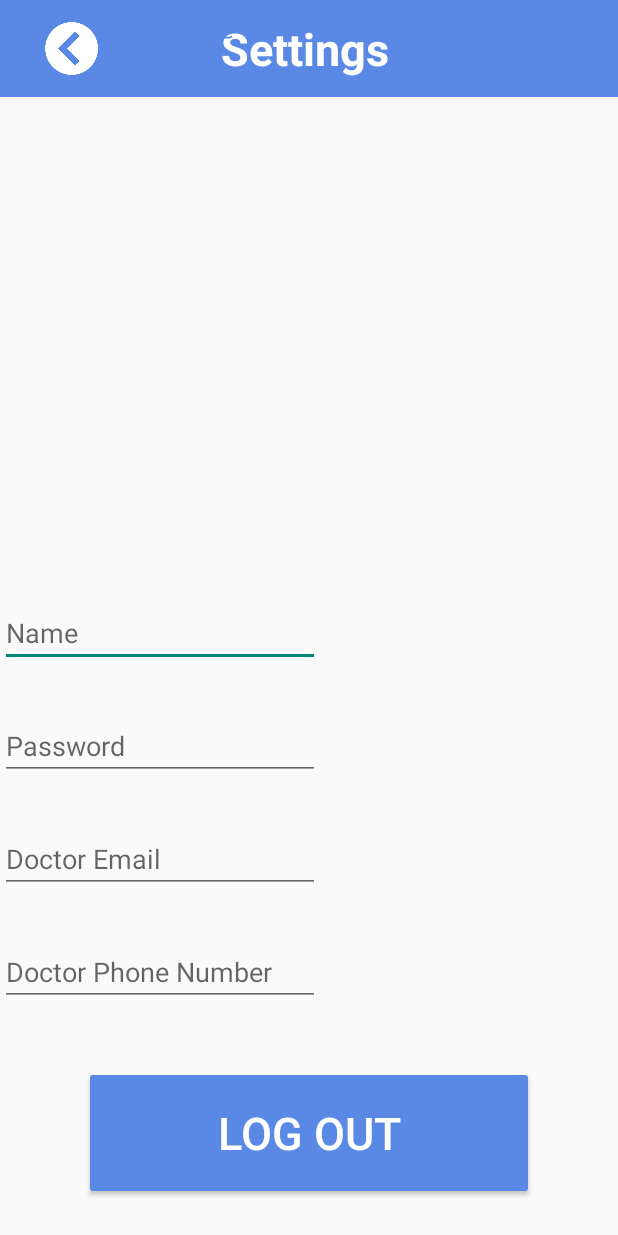
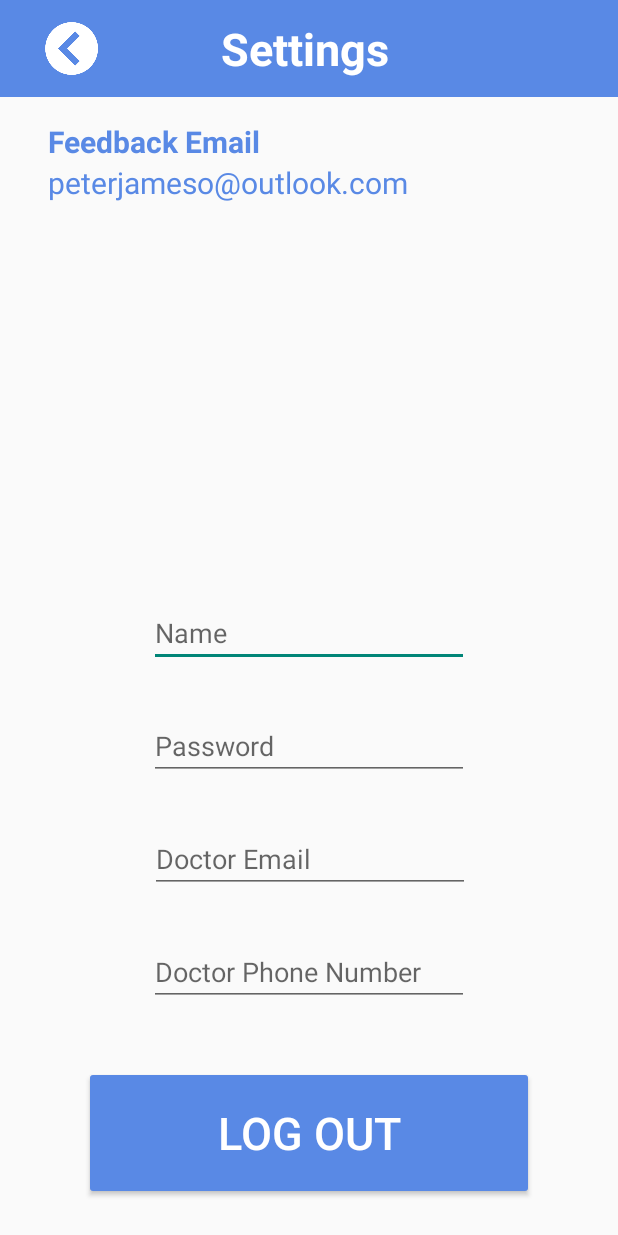
Before and after one commit to PeterJamesO/Diabuddy, an Android app: the settingMenu screen opened directly, with no data from a screen before it, on a phone screen of 412 x 824 dp. Run offline under Robolectric (Android 15) with nearby library versions, the phone set to English and light mode, and no system bars.

Commit message:
Settings layout and constraints updated.

```diff
--- a/app/src/main/java/whsct/test/newNote.java
+++ b/app/src/main/java/whsct/test/newNote.java
@@ -14,12 +14,15 @@ import android.widget.EditText;
 import java.text.DateFormat;
 import java.text.SimpleDateFormat;
 import java.util.Date;
+import java.util.List;
 import java.util.Locale;
 
 
 public class newNote extends AppCompatActivity {
     private EditText username;
     private EditText content;
+    private DataSource dataSource;
+    private List<UserData> users;
 
     @Override
     protected void onCreate(Bundle savedInstanceState) {
@@ -29,6 +32,10 @@ public class newNote extends AppCompatActivity {
 
         username = (EditText) findViewById(R.id.nameText);
         content = (EditText) findViewById(R.id.contentText);
+
+        dataSource = new DataSource(this);
+        dataSource.open();
+        users = dataSource.getAllUsers();
 
     }
 
@@ -46,7 +53,7 @@ public class newNote extends AppCompatActivity {
 
         Intent email = new Intent(android.content.Intent.ACTION_SEND);
         email.setType("message/rfc822");
-        email.putExtra(Intent.EXTRA_EMAIL, new String[]{"peterjameso@outlook.com"});
+        email.putExtra(Intent.EXTRA_EMAIL, new String[]{users.get(0).getEmail()});
         email.putExtra(Intent.EXTRA_SUBJECT, "Note from " + username.getText().toString() + " - " + date);
         email.putExtra(android.content.Intent.EXTRA_TEXT, "Username:" + username.getText().toString() + "\nContent: " + content.getText().toString());
         startActivity(email);
--- a/app/src/main/res/layout/setting_menu.xml
+++ b/app/src/main/res/layout/setting_menu.xml
@@ -32,10 +32,10 @@
         android:textColor="#5989e5"
         android:textSize="20sp"
         android:textStyle="bold"
-        android:layout_marginBottom="4dp"
-        app:layout_constraintBottom_toTopOf="@+id/emailContent"
         android:layout_marginLeft="32dp"
-        app:layout_constraintLeft_toLeftOf="parent" />
+        app:layout_constraintLeft_toLeftOf="parent"
+        android:layout_marginTop="16dp"
+        app:layout_constraintTop_toBottomOf="@+id/textView5" />
 
     <TextView
         android:id="@+id/emailContent"
@@ -46,7 +46,8 @@
         android:textSize="20sp"
         android:layout_marginLeft="0dp"
         app:layout_constraintLeft_toLeftOf="@+id/emailText"
-        tools:layout_editor_absoluteY="101dp" />
+        android:layout_marginTop="0dp"
+        app:layout_constraintTop_toBottomOf="@+id/emailText" />
 
     <Button
         android:id="@+id/logoutButton"
@@ -92,7 +93,10 @@
         android:hint="Name"
         android:inputType="textPersonName"
         app:layout_constraintBottom_toTopOf="@+id/passwordSettings"
-        tools:layout_editor_absoluteX="71dp" />
+        android:layout_marginLeft="8dp"
+        app:layout_constraintLeft_toLeftOf="parent"
+        android:layout_marginRight="8dp"
+        app:layout_constraintRight_toRightOf="parent" />
 
     <EditText
         android:id="@+id/passwordSettings"
@@ -101,9 +105,12 @@
         android:ems="10"
         android:hint="Password"
         android:inputType="textPassword"
-        tools:layout_editor_absoluteX="71dp"
         android:layout_marginBottom="30dp"
-        app:layout_constraintBottom_toTopOf="@+id/docEmailSettings" />
+        app:layout_constraintBottom_toTopOf="@+id/docEmailSettings"
+        android:layout_marginLeft="8dp"
+        app:layout_constraintLeft_toLeftOf="parent"
+        android:layout_marginRight="8dp"
+        app:layout_constraintRight_toRightOf="parent" />
 
     <EditText
         android:id="@+id/docEmailSettings"
@@ -112,9 +119,13 @@
         android:ems="10"
         android:hint="Doctor Email"
         android:inputType="textEmailAddress"
-        tools:layout_editor_absoluteX="71dp"
         android:layout_marginBottom="30dp"
-        app:layout_constraintBottom_toTopOf="@+id/docPhoneSettings" />
+        app:layout_constraintBottom_toTopOf="@+id/docPhoneSettings"
+        android:layout_marginLeft="8dp"
+        app:layout_constraintLeft_toLeftOf="parent"
+        android:layout_marginRight="8dp"
+        app:layout_constraintRight_toRightOf="parent"
+        app:layout_constraintHorizontal_bias="0.503" />
 
     <EditText
         android:id="@+id/docPhoneSettings"
@@ -123,8 +134,11 @@
         android:ems="10"
         android:hint="Doctor Phone Number"
         android:inputType="phone"
-        tools:layout_editor_absoluteX="71dp"
         android:layout_marginBottom="40dp"
-        app:layout_constraintBottom_toTopOf="@+id/logoutButton" />
+        app:layout_constraintBottom_toTopOf="@+id/logoutButton"
+        android:layout_marginLeft="8dp"
+        app:layout_constraintLeft_toLeftOf="parent"
+        android:layout_marginRight="8dp"
+        app:layout_constraintRight_toRightOf="parent" />
 
 </android.support.constraint.ConstraintLayout>
```
